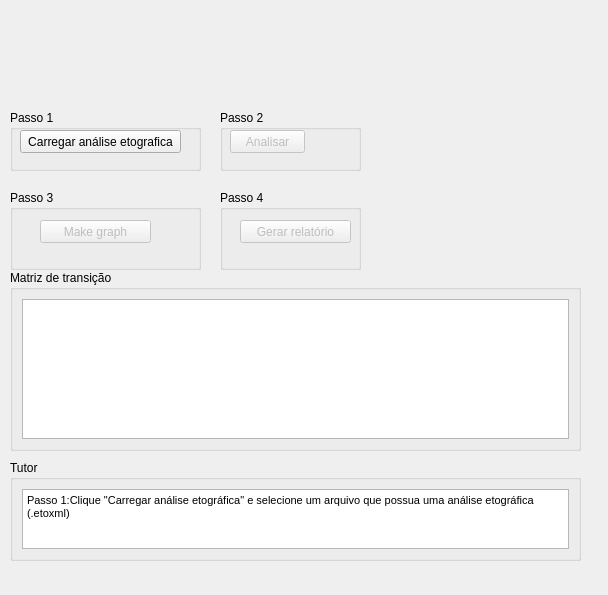
First picture: the form in telamatriztransicao.ui, repository EthoWatcher/ethowatcher, before the edit.
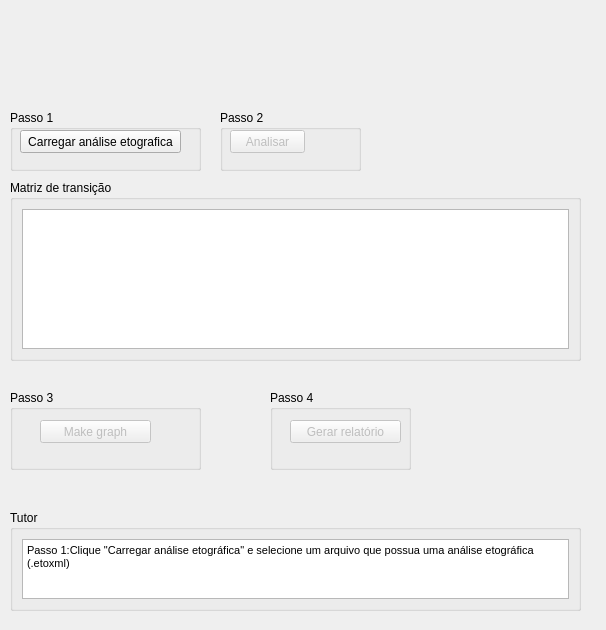
Second picture: the form after the edit. Icons and pictures are not drawn.

Diff of the .ui file:
```diff
--- a/telamatriztransicao.ui
+++ b/telamatriztransicao.ui
@@ -6,8 +6,8 @@
    <rect>
     <x>0</x>
     <y>0</y>
-    <width>608</width>
-    <height>595</height>
+    <width>606</width>
+    <height>630</height>
    </rect>
   </property>
   <property name="windowTitle">
@@ -17,7 +17,7 @@
    <property name="geometry">
     <rect>
      <x>10</x>
-     <y>190</y>
+     <y>390</y>
      <width>191</width>
      <height>80</height>
     </rect>
@@ -100,8 +100,8 @@
   <widget class="QGroupBox" name="groupBox_4">
    <property name="geometry">
     <rect>
-     <x>220</x>
-     <y>190</y>
+     <x>270</x>
+     <y>390</y>
      <width>141</width>
      <height>80</height>
     </rect>
@@ -130,7 +130,7 @@
    <property name="geometry">
     <rect>
      <x>10</x>
-     <y>460</y>
+     <y>510</y>
      <width>571</width>
      <height>101</height>
     </rect>
@@ -156,7 +156,7 @@
    <property name="geometry">
     <rect>
      <x>10</x>
-     <y>270</y>
+     <y>180</y>
      <width>571</width>
      <height>181</height>
     </rect>
```
